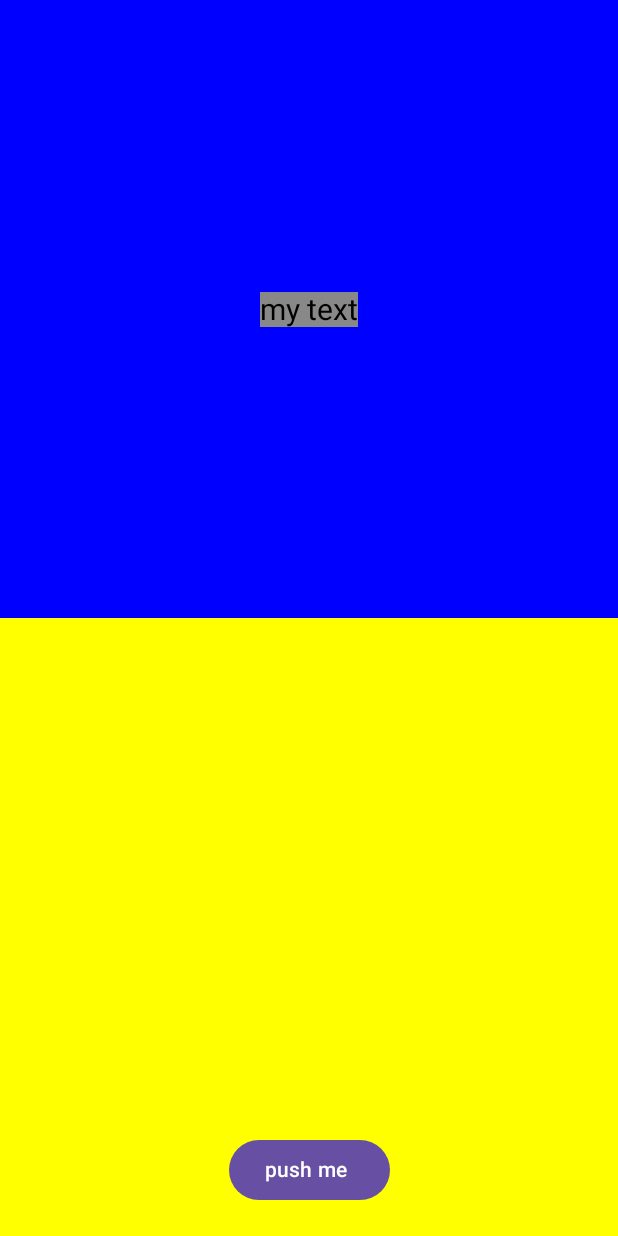
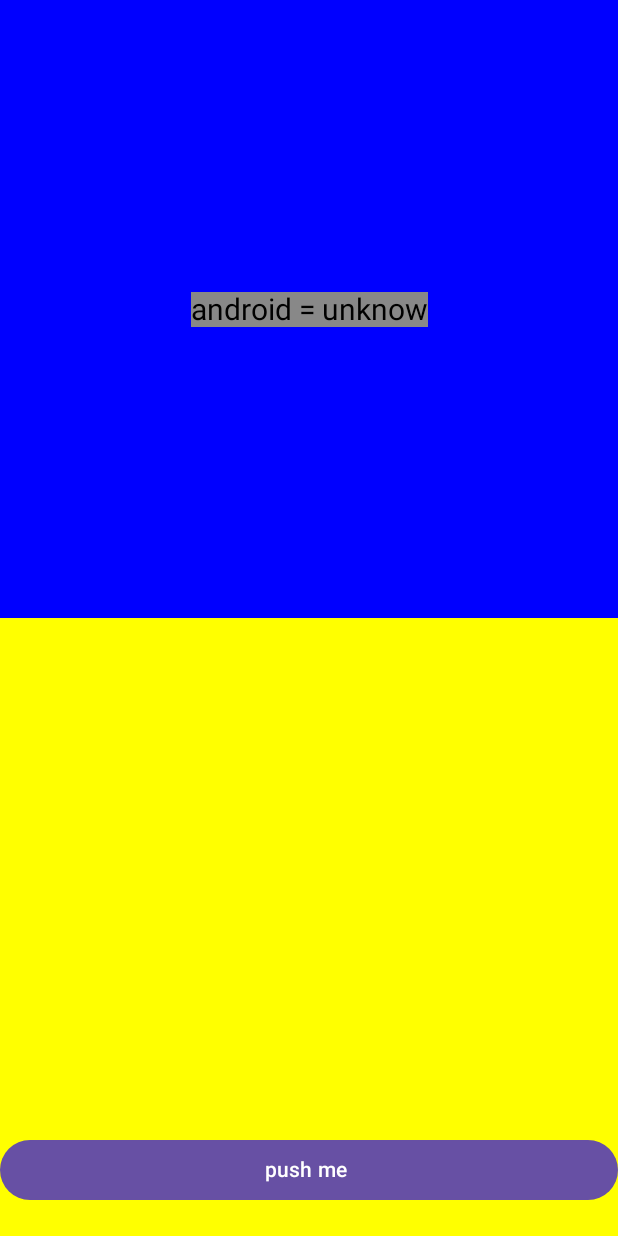
Before and after one commit to yurashvedov6-lgtm/MyAppWeather, an Android app built with Jetpack Compose: the screen it shows after launch (MainActivity), after a tap on "push me", on a phone screen of 412 x 824 dp. Run offline under Robolectric (Android 15) with nearby library versions, the phone set to English and light mode, and no system bars.

Commit message:
сдесь добавил бизнес логику тоесть создал все фу необходимые для подключения библиотеки Volley :Две фу которые между собой связаны в коментарии снизу кода

```diff
--- a/app/src/main/java/com/example/myappf/MainActivity.kt
+++ b/app/src/main/java/com/example/myappf/MainActivity.kt
@@ -1,6 +1,7 @@
 package com.example.myappf
 
 
+import android.content.Context
 import android.os.Bundle
 import androidx.activity.ComponentActivity
 import androidx.activity.compose.setContent
@@ -13,9 +14,14 @@ import androidx.compose.foundation.layout.fillMaxWidth
 import androidx.compose.foundation.layout.padding
 import androidx.compose.material3.Button
 import androidx.compose.material3.Text
+import androidx.compose.runtime.Composable
+import androidx.compose.runtime.MutableState
+import androidx.compose.runtime.mutableStateOf
+import androidx.compose.runtime.remember
 import androidx.compose.ui.Alignment
 import androidx.compose.ui.Modifier
 import androidx.compose.ui.graphics.Color
+import androidx.compose.ui.platform.LocalContext
 import androidx.compose.ui.unit.dp
 import androidx.compose.ui.unit.sp
 
@@ -24,6 +30,15 @@ class MainActivity : ComponentActivity() {
     override fun onCreate(savedInstanceState: Bundle?) {
         super.onCreate(savedInstanceState)
         setContent {
+            MyWeather(name = "android")
+        }
+    }
+}
+
+@Composable
+fun MyWeather(name: String) {
+    val state = remember { mutableStateOf("unknow") }
+    val context = LocalContext.current
     Column(
         modifier = Modifier.fillMaxSize()//•  растягивает колонку на 100% ширины и высоты экрана.
     ) {
@@ -33,8 +48,9 @@ class MainActivity : ComponentActivity() {
                 .fillMaxWidth()//занимает всю ширину экрана
                 .fillMaxHeight(0.5f)// половину высоты
                 .background(color = Color.Blue)
-                ){
-                    Text(text="my text",
+        ) {
+            Text(
+                text = "$name = ${state.value}",
                 fontSize = 20.sp,
                 modifier = Modifier
                     .background(color = Color.Gray)
@@ -48,13 +64,57 @@ class MainActivity : ComponentActivity() {
                 .fillMaxHeight()
                 .background(color = Color.Yellow)
                 .padding(bottom = 20.dp)
-                ){
-                    Button(onClick = {}){
-                        Text(text = "push me ")
+        ) {
+            Button(
+                onClick = {
+                    getResalt(city = "London", state = state, context = context)
+                },
+                modifier = Modifier
+                    .fillMaxWidth()//кнопка по ширине
+            ) {
+                Text(
+                    text = "push me "
+                )
+
             }
 
         }
     }
 }
+
+private fun getResalt(city: String, state: MutableState<String>, context: Context) {
+
+
 }
-}
+
+/*
+1. Инициализация при запуске (сверху вниз)
+
+Когда приложение открывается, данные передаются по цепочке сверху вниз:
+• Старт из MainActivity: Метод onCreate вызывает MyWeather(name = "android"). Строка "android" заходит в функцию MyWeather как обычный неизменяемый параметр (name).
+• Создание ячейки памяти (state): Функция remember { mutableStateOf("unknow") } выделяет в памяти Compose специальную «коробку» (MutableState), кладет туда слово "unknow" и запоминает её между перерисовками экрана.
+• Первая отрисовка (Композиция): Компонент Text заглядывает в name и в state.value, склеивает их и рисует на экране текст.
+
+2. Действие пользователя (снизу вверх)
+
+Когда пользователь нажимает на кнопку, запускается обратный процесс передачи управления:
+• Перехват клика: Кнопка Button вызывает блок onClick = { ... }.
+• Передача «ключей» в getResalt: В функцию getResalt передаются три вещи:
+	1. city = "London" — данные (что именно нужно найти).
+	2. state — ссылка на ту самую «коробку» в памяти (а не просто копия текста).
+	3. context — доступ к системным ресурсам Android для выполнения фоновой работы (например, выхода в интернет).
+
+3. Изменение данных и автоматическое обновление (Рекомпозиция)
+
+Внутри getResalt происходит главная магия реактивного интерфейса:
+• Запись нового значения: Когда getResalt выполнит свою работу (например, получит погоду с сервера), она запишет результат прямо в полученную «коробку»: state.value = "15°C".
+• Сигнал об изменении: Сама «коробка» MutableState устроена так, что при изменении .value она автоматически рассылает сигнал всем элементам интерфейса, которые её читают.
+• Перерисовка только нужного элемента: Jetpack Compose видит, что значение внутри state изменилось. Он не перезапускает весь экран заново, а точечно перерисовывает только тот компонент Text, который привязан к state.value, подставляя туда "15°C".
+
+Короткая схема движения данных
+
+1. Данные вниз: MainActivity → MyWeather → Text (рисует начальное значение "unknow").
+2. Событие вверх: Нажатие на Button → вызов getResalt(city, state, context).
+3. Обновление состояния: getResalt меняет state.value → Text автоматически замечает это и обновляется на экране.
+Хотите наполнить функцию getResalt реальной бизнес-логикой — например, подключить библиотеку Volley и получить настоящую погоду с сервера WeatherAPI?
+*/
```
Lines whose indentation alone changed are shown as unchanged.
